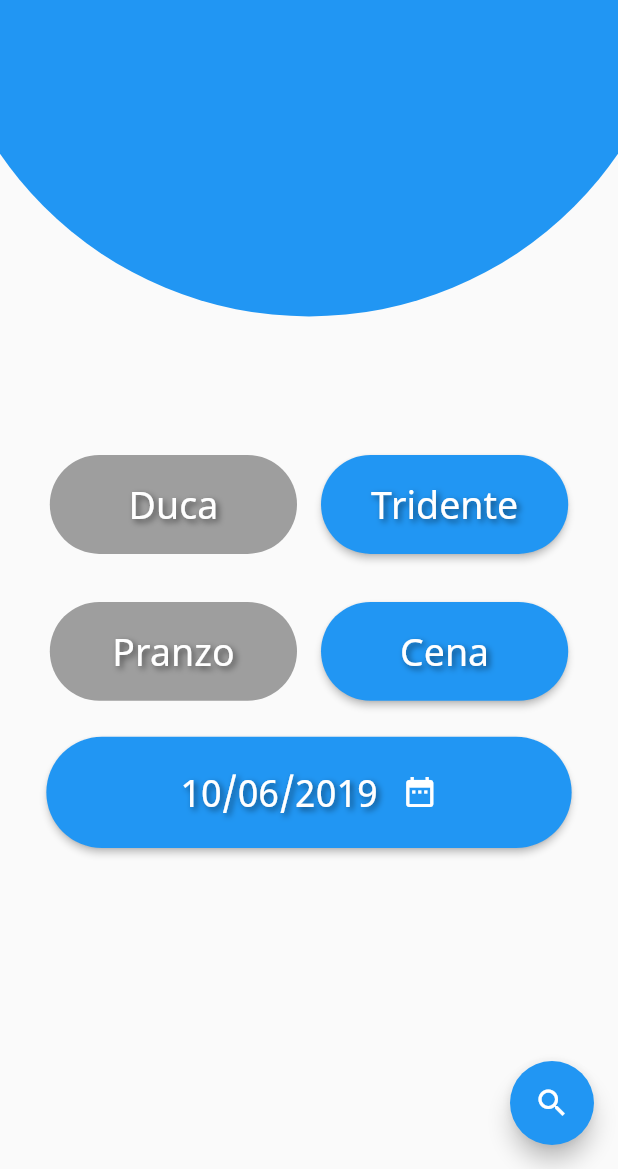
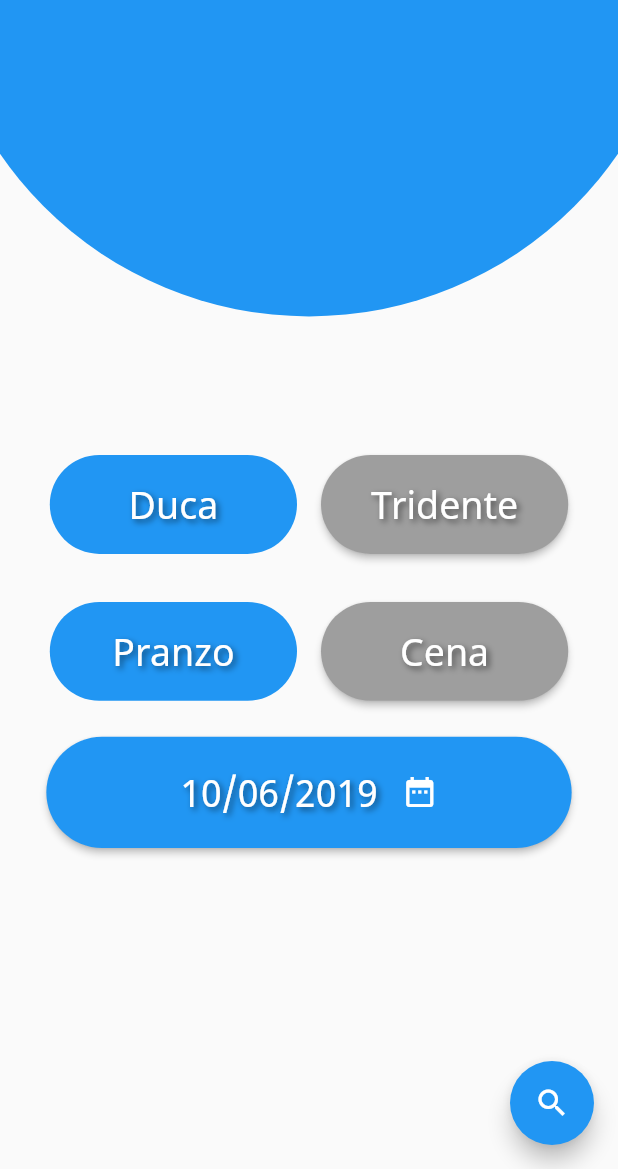
Before and after one commit to GitWizards/MensaUniurbBot, a Flutter app: the screen it shows after launch, on a phone screen of 412 x 824 dp, the part 67-1236 px from its top. Run offline on Flutter 3.47's test engine with Material 2 defaults, Android fonts, the phone set to English and light mode, and no system bars; our stand-ins replace dynamic_theme, shared_preferences.

Commit message:
Added theme saving and restore

```diff
--- a/mensa_uniurb_app/lib/myWidgets.dart
+++ b/mensa_uniurb_app/lib/myWidgets.dart
@@ -154,8 +154,8 @@ class _RadioButtonsState extends State<RadioButtons> {
             ),
           ),
           shape: StadiumBorder(),
-          color: Theme.of(context).accentColor,
-          disabledColor: Colors.grey,
+          color: Colors.grey,
+          disabledColor: Theme.of(context).accentColor,
 
           // Check if the buttons is active and take action
           onPressed: active ? null : () => _changeActiveButton(),
--- /dev/null
+++ b/mensa_uniurb_app/lib/themes.dart
@@ -0,0 +1,66 @@
+import 'package:flutter/material.dart';
+import 'package:shared_preferences/shared_preferences.dart';
+
+class Themes {
+  static ThemeData blue() {
+    return ThemeData(
+      primaryColor: Colors.blue,
+      primarySwatch: Colors.blue,
+      accentColor: Colors.blue,
+      brightness: Brightness.light,
+      fontFamily: 'Noto',
+    );
+  }
+
+  static ThemeData green() {
+    return ThemeData(
+      primaryColor: Colors.green,
+      primarySwatch: Colors.green,
+      accentColor: Colors.green,
+      brightness: Brightness.light,
+      fontFamily: 'Noto',
+    );
+  }
+
+  static ThemeData orange() {
+    return ThemeData(
+      primaryColor: Colors.orange,
+      primarySwatch: Colors.orange,
+      accentColor: Colors.orange,
+      brightness: Brightness.dark,
+      fontFamily: 'Noto',
+    );
+  }
+
+  // Save the theme to shared preferences
+  static save(theme) async {
+    SharedPreferences prefs = await SharedPreferences.getInstance();
+
+    await prefs.setString('theme', theme);
+  }
+
+  // Load the theme from shared preferences
+  static Future<ThemeData> load() async {
+    SharedPreferences prefs = await SharedPreferences.getInstance();
+    String theme = prefs.getString('theme');
+
+    // If theme exists return it, otherwise return default theme
+    switch (theme) {
+      case 'blue':
+        return blue();
+        break;
+
+      case 'green':
+        return green();
+        break;
+
+      case 'orange':
+        return orange();
+        break;
+
+      default:
+        return blue();
+        break;
+    }
+  }
+}
--- a/mensa_uniurb_app/pubspec.yaml
+++ b/mensa_uniurb_app/pubspec.yaml
@@ -10,10 +10,11 @@ dependencies:
   flutter:
     sdk: flutter
 
+  cupertino_icons: ^0.1.2
+  dynamic_theme: ^1.0.1
   http: ^0.12.0+2
   intl: ^0.15.8
-  cupertino_icons: ^0.1.2
-  dynamic_theme: ^1.0.1
+  shared_preferences: ^0.5.3+1
 
 dev_dependencies:
   flutter_test:
```
Also changed, not shown: mensa_uniurb_app/lib/main.dart (+39 -56 lines), mensa_uniurb_app/pubspec.lock.
